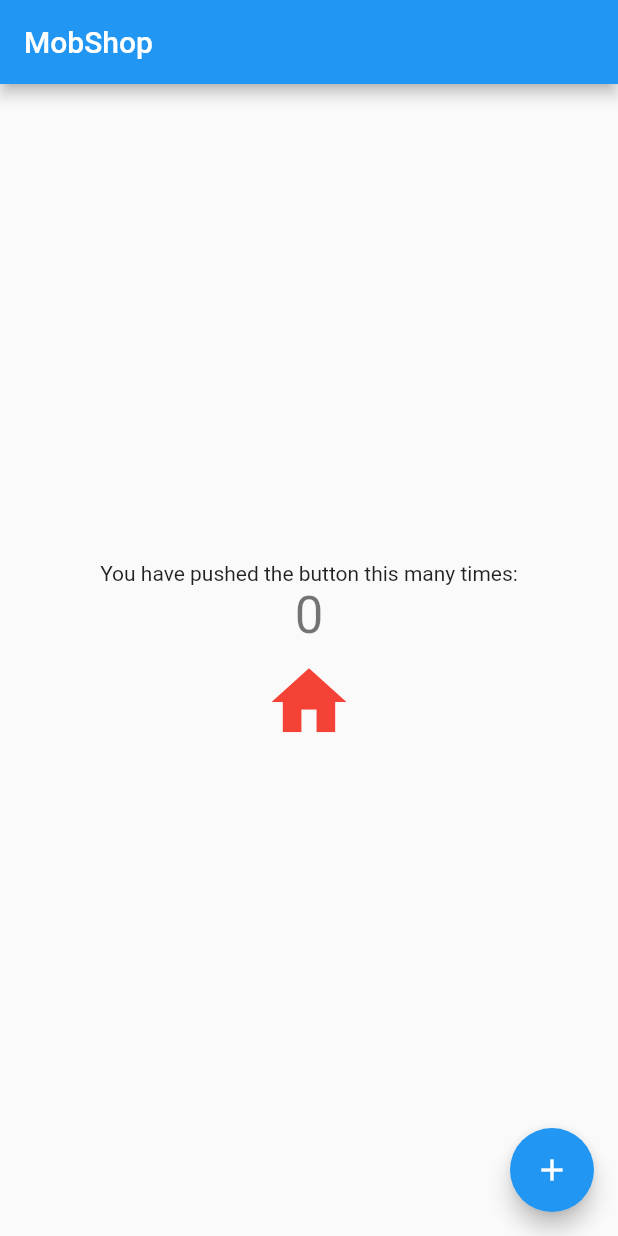
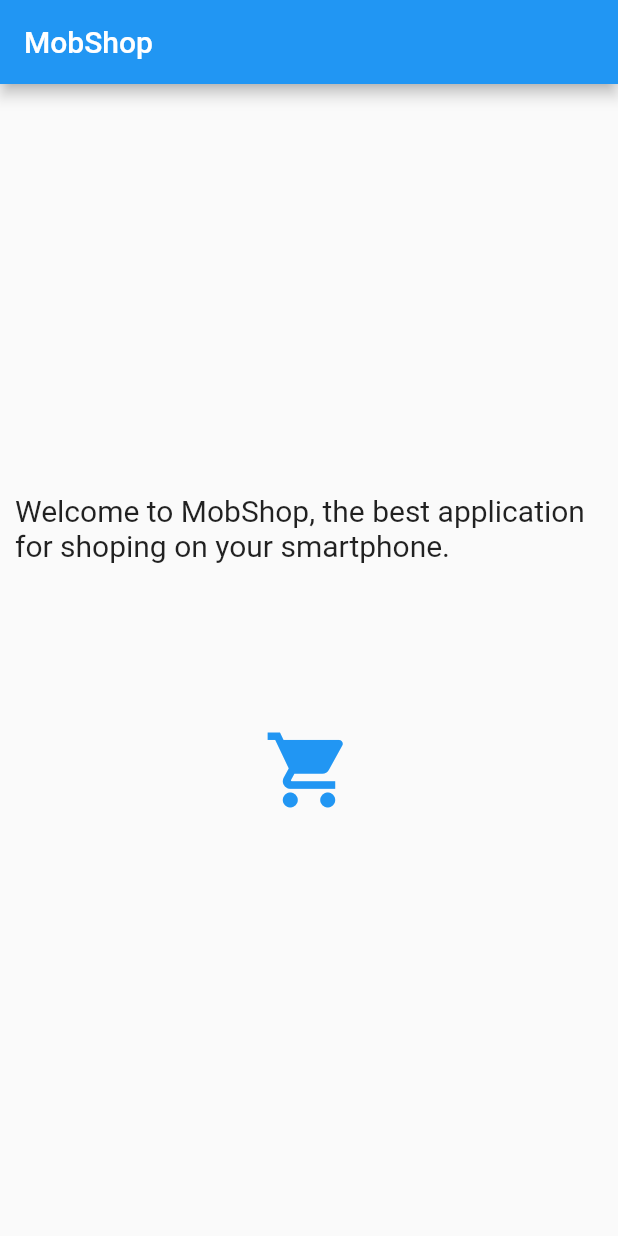
Before and after one commit to gaboe/mabshop, a Flutter app: the screen it shows after launch, on a phone screen of 412 x 824 dp. Run offline on Flutter 3.47's test engine with Material 2 defaults, Android fonts, the phone set to English and light mode, and no system bars.

Commit message:
Clean home page

```diff
--- a/client/lib/screens/home.dart
+++ b/client/lib/screens/home.dart
@@ -1,45 +1,36 @@
 import 'package:flutter/cupertino.dart';
 import 'package:flutter/material.dart';
 
-class HomePage extends StatefulWidget {
-  HomePage({Key key, this.title}) : super(key: key);
-
+class HomePage extends StatelessWidget {
   final String title;
 
-  @override
-  _HomePageState createState() => _HomePageState();
-}
-
-class _HomePageState extends State<HomePage> {
-  int _counter = 0;
-
-  void _incrementCounter() {
-    setState(() {
-      _counter++;
-    });
-  }
+  HomePage({Key key, @required this.title}) : super(key: key);
 
   @override
   Widget build(BuildContext context) {
     return Scaffold(
       appBar: AppBar(
-        title: Text(widget.title),
+        title: Text(this.title),
       ),
       body: Center(
         child: Column(
           mainAxisAlignment: MainAxisAlignment.center,
           children: <Widget>[
-            Text(
-              'You have pushed the button this many times:',
+            Padding(
+              padding: EdgeInsets.fromLTRB(10, 0, 10, 100),
+              child: Center(
+                child: Text.rich(
+                  TextSpan(
+                      text:
+                          "Welcome to MobShop, the best application for shoping on your smartphone."),
+                  style: TextStyle(fontSize: 20),
+                ),
+              ),
             ),
-            Text(
-              '$_counter',
-              style: Theme.of(context).textTheme.display1,
-            ),
-            new IconButton(
-              icon: new Icon(
-                Icons.home,
-                color: Colors.red,
+            IconButton(
+              icon: Icon(
+                Icons.shopping_cart,
+                color: Colors.blue,
               ),
               onPressed: () {
                 Navigator.of(context).pushNamed('/catalogue');
@@ -49,11 +40,6 @@ class _HomePageState extends State<HomePage> {
           ],
         ),
       ),
-      floatingActionButton: FloatingActionButton(
-        onPressed: _incrementCounter,
-        tooltip: 'Increment',
-        child: Icon(Icons.add),
-      ),
     );
   }
 }
```
